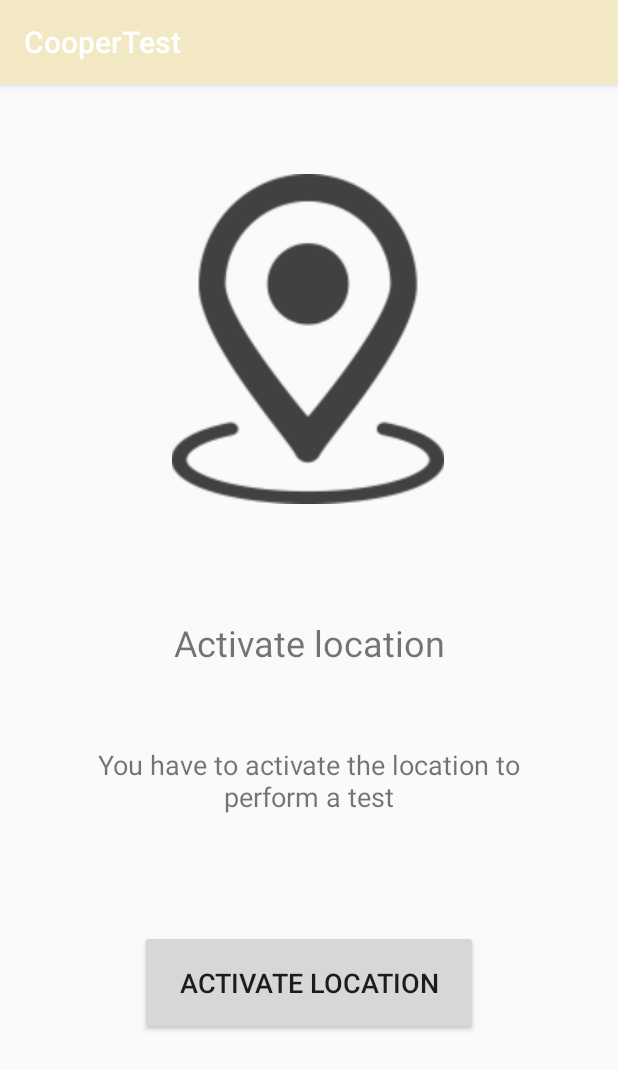
After one commit to klasocki/cooper-test, an Android app: the LocationActivity screen opened directly, with no data from a screen before it, on a phone screen of 412 x 824 dp. The commit adds this screen. Shown: the top 1070 px of the screen. Run offline under Robolectric (Android 15) with nearby library versions, the phone set to English and light mode, and no system bars; Roboto replaces fonts that are not available here.

Commit message:
Check permissions before launch the test New activity (locationActivity), to ask permission and GPS activation to the user.
Correct bug :
If the user come back to the main menu during the test, I stopped to take location

```diff
--- /dev/null
+++ b/app/src/main/java/com/example/coopertest/LocationActivity.kt
@@ -0,0 +1,101 @@
+package com.example.coopertest
+
+import android.Manifest
+import android.content.Context
+import android.content.Intent
+import android.content.pm.PackageManager
+import android.location.LocationManager
+import androidx.appcompat.app.AppCompatActivity
+import android.os.Bundle
+import android.provider.Settings
+import android.view.View
+import androidx.core.app.ActivityCompat
+import kotlinx.android.synthetic.main.activity_location.*
+import androidx.core.app.ComponentActivity
+import androidx.core.app.ComponentActivity.ExtraData
+import androidx.core.content.ContextCompat.getSystemService
+import android.icu.lang.UCharacter.GraphemeClusterBreak.T
+
+
+
+class LocationActivity : AppCompatActivity() {
+
+    private val PERMISSION_ID = 42
+
+
+
+    override fun onCreate(savedInstanceState: Bundle?) {
+        super.onCreate(savedInstanceState)
+        setContentView(R.layout.activity_location)
+        if (checkPermissions() && !isLocationEnabled()){
+            ActivateLocation.text= "Activate GPS on your phone"
+        }
+    }
+
+
+    private fun checkPermissions(): Boolean {
+        return (ActivityCompat.checkSelfPermission(
+            this,
+            Manifest.permission.ACCESS_COARSE_LOCATION
+        ) ==
+                PackageManager.PERMISSION_GRANTED
+                &&
+                ActivityCompat.checkSelfPermission(
+                    this,
+                    Manifest.permission.ACCESS_FINE_LOCATION
+                ) ==
+                PackageManager.PERMISSION_GRANTED)
+    }
+
+    private fun requestPermissions() {
+        ActivityCompat.requestPermissions(
+            this,
+            arrayOf(
+                Manifest.permission.ACCESS_COARSE_LOCATION,
+                Manifest.permission.ACCESS_FINE_LOCATION
+            ),
+            PERMISSION_ID
+        )
+    }
+
+    private fun isLocationEnabled(): Boolean {
+        val locationManager: LocationManager =
+            getSystemService(Context.LOCATION_SERVICE) as LocationManager
+        return locationManager.isProviderEnabled(LocationManager.GPS_PROVIDER) || locationManager.isProviderEnabled(
+            LocationManager.NETWORK_PROVIDER
+        )
+    }
+
+    fun activateLocation(v:View){
+        if (!checkPermissions()){
+            requestPermissions()
+        } else if (!isLocationEnabled()){
+            val intent = Intent(Settings.ACTION_LOCATION_SOURCE_SETTINGS)
+            startActivity(intent)
+        }
+    }
+
+    override fun onResume() {
+        super.onResume()
+        if (isLocationEnabled() && checkPermissions()){
+            val intent = Intent(this, TestActivity::class.java)
+            startActivity(intent)
+        }
+    }
+
+    override fun onRequestPermissionsResult(
+        requestCode: Int,
+        permissions: Array<String>,
+        grantResults: IntArray
+    ) {
+        if (requestCode == PERMISSION_ID && grantResults.isNotEmpty() && grantResults[0] == PackageManager.PERMISSION_GRANTED) {
+            if (isLocationEnabled()) {
+                val intent = Intent(this, TestActivity::class.java)
+                startActivity(intent)
+            } else{
+                ActivateLocation.text= "Activate GPS on your phone"
+            }
+        }
+    }
+
+}
--- /dev/null
+++ b/app/src/main/res/layout/activity_location.xml
@@ -0,0 +1,58 @@
+<?xml version="1.0" encoding="utf-8"?>
+<androidx.constraintlayout.widget.ConstraintLayout xmlns:android="http://schemas.android.com/apk/res/android"
+    xmlns:app="http://schemas.android.com/apk/res-auto"
+    xmlns:tools="http://schemas.android.com/tools"
+    android:layout_width="match_parent"
+    android:layout_height="match_parent"
+    tools:context=".LocationActivity">
+
+    <TextView
+        android:id="@+id/TitleLocation"
+        android:layout_width="189dp"
+        android:layout_height="37dp"
+        android:layout_marginTop="76dp"
+        android:text="@string/TitleLocation"
+        android:textAlignment="center"
+        android:textSize="24sp"
+        app:layout_constraintEnd_toEndOf="parent"
+        app:layout_constraintStart_toStartOf="parent"
+        app:layout_constraintTop_toBottomOf="@+id/locationPicture" />
+
+    <TextView
+        android:id="@+id/titleLocation"
+        android:layout_width="325dp"
+        android:layout_height="53dp"
+        android:layout_marginTop="48dp"
+        android:text="@string/TextLocation"
+        android:textAlignment="center"
+        android:textSize="18sp"
+        app:layout_constraintEnd_toEndOf="parent"
+        app:layout_constraintStart_toStartOf="parent"
+        app:layout_constraintTop_toBottomOf="@+id/TitleLocation" />
+
+    <Button
+        android:id="@+id/ActivateLocation"
+        android:layout_width="225dp"
+        android:layout_height="70dp"
+        android:layout_marginTop="25dp"
+        android:onClick="activateLocation"
+        android:text="@string/ActivateLocation"
+        android:textSize="18sp"
+        app:layout_constraintBottom_toBottomOf="parent"
+        app:layout_constraintEnd_toEndOf="parent"
+        app:layout_constraintStart_toStartOf="parent"
+        app:layout_constraintTop_toBottomOf="@+id/titleLocation"
+        app:layout_constraintVertical_bias="0.246"
+        tools:text="Activate GPS on your phone" />
+
+    <ImageView
+        android:id="@+id/locationPicture"
+        android:layout_width="188dp"
+        android:layout_height="220dp"
+        android:layout_marginTop="60dp"
+        app:layout_constraintEnd_toEndOf="parent"
+        app:layout_constraintHorizontal_bias="0.497"
+        app:layout_constraintStart_toStartOf="parent"
+        app:layout_constraintTop_toTopOf="parent"
+        app:srcCompat="@drawable/location" />
+</androidx.constraintlayout.widget.ConstraintLayout>
--- a/app/src/main/res/values/strings.xml
+++ b/app/src/main/res/values/strings.xml
@@ -8,4 +8,7 @@
     <string name="curr_speed_label">Current</string>
     <string name="avg_speed_label">Average</string>
     <string name="initial_speed">0.0 m/s</string>
+    <string name="TitleLocation">Activate location</string>
+    <string name="TextLocation">You have to activate the location to perform a test</string>
+    <string name="ActivateLocation">Activate location</string>
 </resources>
```
Also changed, not shown: app/src/main/AndroidManifest.xml (+5 -5 lines), app/src/main/java/com/example/coopertest/MainActivity.kt (+35 -2 lines), app/src/main/java/com/example/coopertest/TestActivity.kt (+8 -24 lines), app/src/main/res/layout/activity_profile.xml (+0 -16 lines), app/src/main/res/drawable/location.png (added).
